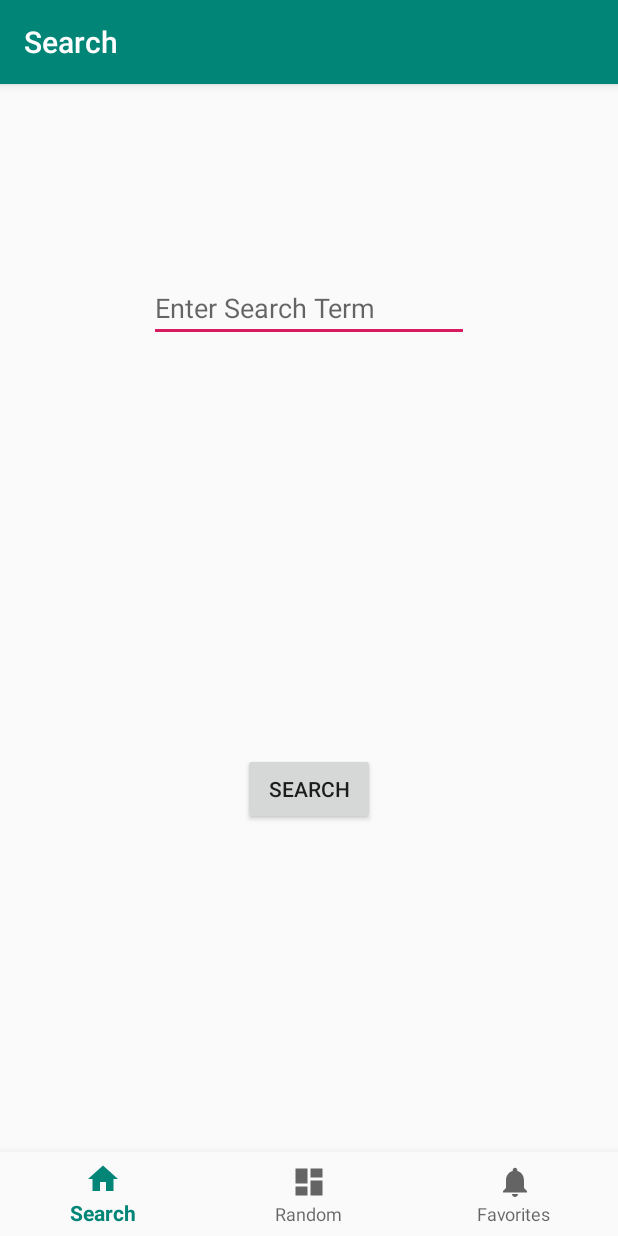
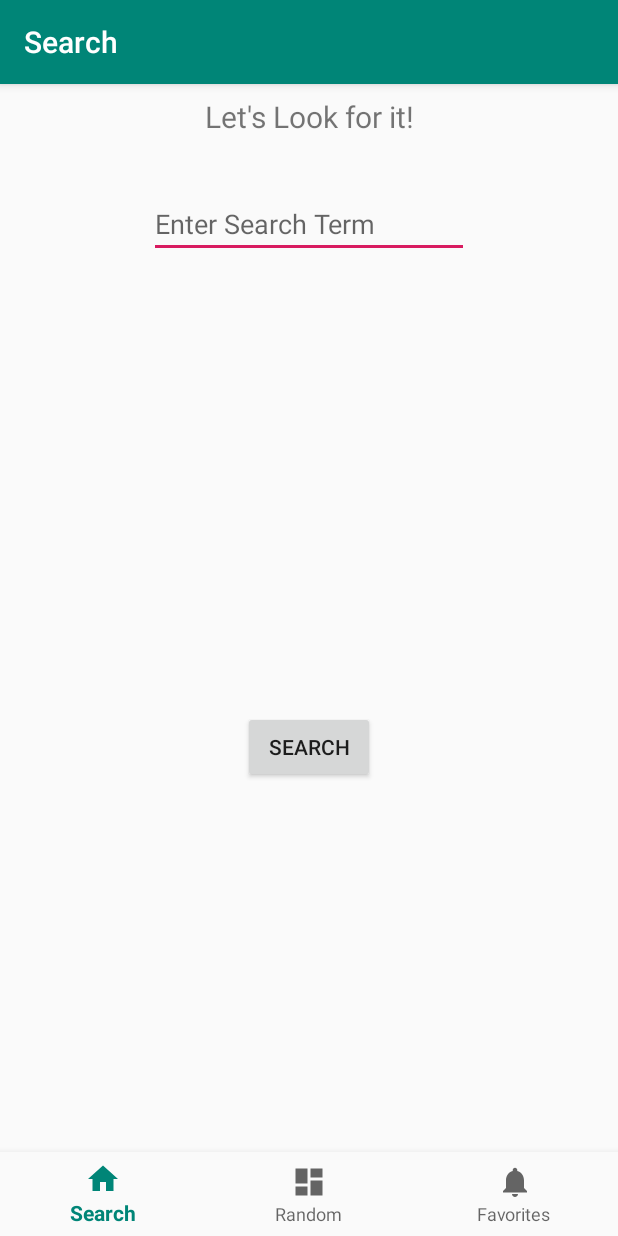
Before and after one commit to theMTGDeckGenius/GiphySearchJava, an Android app: the screen it shows after launch (MainActivity), on a phone screen of 412 x 824 dp. Run offline under Robolectric (Android 15) with nearby library versions, the phone set to English and light mode, and no system bars; our stand-ins replace navigation-ui; pictures from the network do not load.

Commit message:
Finished Gif Loading
FInnally Got the Gippy GIFs working

```diff
--- a/app/build.gradle
+++ b/app/build.gradle
@@ -40,4 +40,8 @@ dependencies {
     implementation 'com.github.bumptech.glide:glide:4.10.0'
     annotationProcessor 'com.github.bumptech.glide:compiler:4.10.0'
     implementation 'com.android.support:support-annotations:28.0.0'
+    compile ("com.github.bumptech.glide:recyclerview-integration:4.9.0") {
+        // Excludes the support library because it's already included by Glide.
+        transitive = false
+    }
 }
--- a/app/src/main/res/layout/activity_main.xml
+++ b/app/src/main/res/layout/activity_main.xml
@@ -3,8 +3,7 @@
     xmlns:app="http://schemas.android.com/apk/res-auto"
     android:id="@+id/container"
     android:layout_width="match_parent"
-    android:layout_height="match_parent"
-    android:paddingTop="?attr/actionBarSize">
+    android:layout_height="match_parent">
 
     <com.google.android.material.bottomnavigation.BottomNavigationView
         android:id="@+id/nav_view"
--- a/app/src/main/res/layout/fragment_search.xml
+++ b/app/src/main/res/layout/fragment_search.xml
@@ -12,6 +12,7 @@
         android:layout_marginTop="8dp"
         android:layout_marginEnd="8dp"
         android:textAlignment="center"
+        android:text="@string/look_it_up"
         android:textSize="20sp"
         app:layout_constraintEnd_toEndOf="parent"
         app:layout_constraintStart_toStartOf="parent"
@@ -47,13 +48,19 @@
         app:layout_constraintStart_toStartOf="parent"
         app:layout_constraintTop_toBottomOf="@+id/editText_search_term_primary" />
 
-    <androidx.constraintlayout.widget.Group
+    <LinearLayout
+        android:visibility="gone"
         android:id="@+id/secondary_search_input"
-        android:layout_width="wrap_content"
+        android:layout_width="match_parent"
         android:layout_height="wrap_content"
-        android:visibility="gone"
-        app:constraint_referenced_ids="button_search_secondary,editText_search_term_secondary,scrollView_search_results" />
+        android:orientation="vertical"
+        app:layout_constraintTop_toBottomOf="@+id/text_search_title">
 
+        <LinearLayout
+            android:orientation="horizontal"
+            android:layout_width="match_parent"
+            android:layout_height="wrap_content"
+            android:layout_marginBottom="10dp">
             <EditText
                 android:id="@+id/editText_search_term_secondary"
                 android:layout_width="285dp"
@@ -82,13 +89,12 @@
                 app:layout_constraintStart_toEndOf="@+id/editText_search_term_secondary"
                 app:layout_constraintTop_toBottomOf="@+id/text_search_title" />
 
+        </LinearLayout>
+
         <ScrollView
             android:id="@+id/scrollView_search_results"
             android:layout_width="match_parent"
-        android:layout_height="wrap_content"
-        app:layout_constraintBottom_toBottomOf="parent"
-        app:layout_constraintTop_toTopOf="@+id/guideline">
-
+            android:layout_height="wrap_content">
 
             <androidx.recyclerview.widget.RecyclerView
                 android:id="@+id/recycler_view_search"
@@ -98,11 +104,6 @@
 
         </ScrollView>
 
-    <androidx.constraintlayout.widget.Guideline
-        android:id="@+id/guideline"
-        android:layout_width="wrap_content"
-        android:layout_height="wrap_content"
-        android:orientation="horizontal"
-        app:layout_constraintGuide_begin="95dp" />
+    </LinearLayout>
 
 </androidx.constraintlayout.widget.ConstraintLayout>
```
Also changed, not shown: app/src/main/java/com/themtgdeckgenius/giphysearchjava/adapters/GiphyAdapter.java (+19 -5 lines), app/src/main/java/com/themtgdeckgenius/giphysearchjava/ui/search/SearchFragment.java (+5 -2 lines), app/src/main/res/layout/giphy_item.xml (+11 -7 lines), app/src/main/res/drawable/broken_link.png (added). Lines whose indentation alone changed are shown as unchanged.
